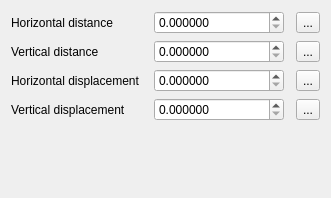
First picture: the form in src/ui/symbollayer/widget_pointpatternfill.ui, repository carsmie/QGIS, before the edit.
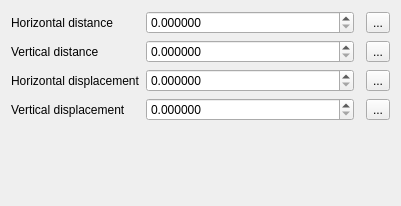
Second picture: the form after the edit. Custom widgets are drawn as their Qt base class.

Commit message: Some symbol layer widget fixes: - Fix broken shapeburst fill widget - Tweak stretch behaviour of some widgets

The edit to the form file:
```diff
--- a/src/ui/symbollayer/widget_pointpatternfill.ui
+++ b/src/ui/symbollayer/widget_pointpatternfill.ui
@@ -6,14 +6,14 @@
    <rect>
     <x>0</x>
     <y>0</y>
-    <width>331</width>
-    <height>198</height>
+    <width>401</width>
+    <height>206</height>
    </rect>
   </property>
   <property name="windowTitle">
    <string>Form</string>
   </property>
-  <layout class="QGridLayout" name="gridLayout">
+  <layout class="QGridLayout" name="gridLayout" columnstretch="0,1,0">
    <item row="0" column="0">
     <widget class="QLabel" name="mHorizontalDistanceLabel">
      <property name="text">
```
The commit also changes 7 other files.
